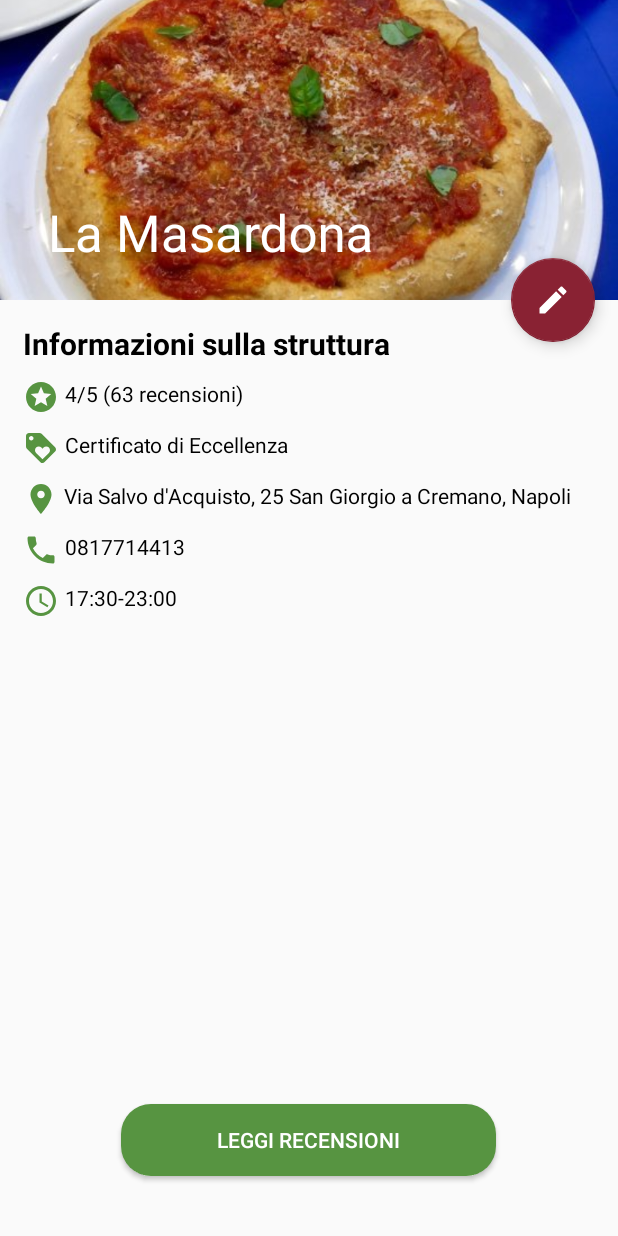
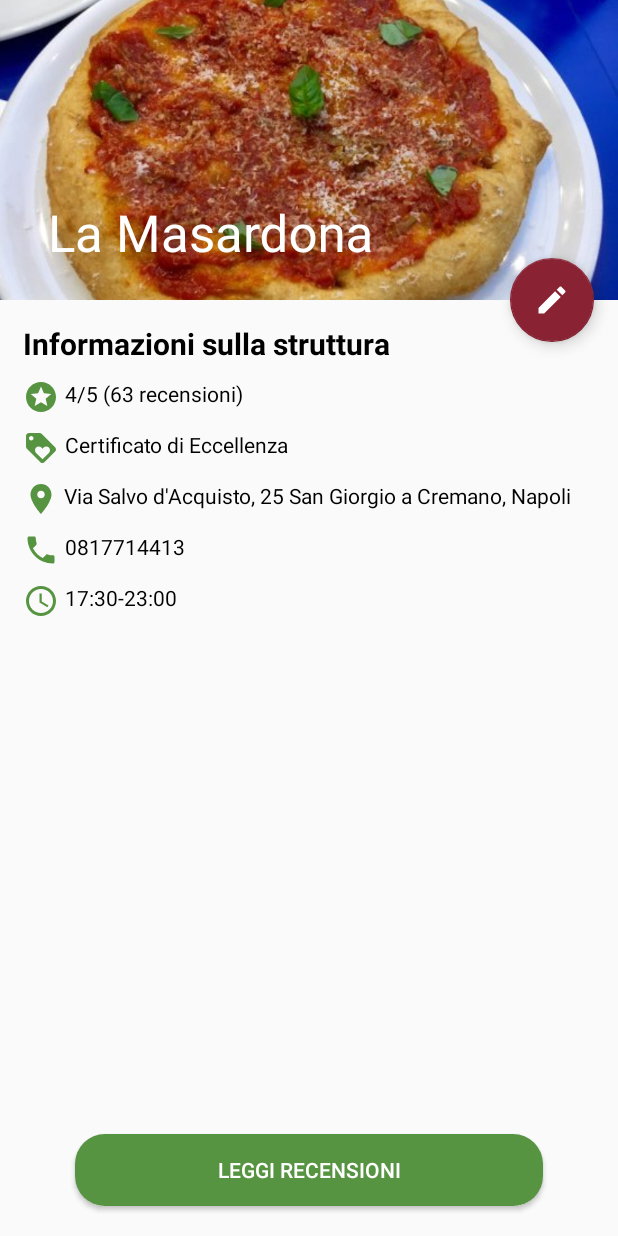
Before and after one commit to alessandroquirile/Vamos, an Android app: the OverviewActivity screen opened directly, with no data from a screen before it, on a phone screen of 412 x 824 dp. Run offline under Robolectric (Android 15) with nearby library versions, the phone set to English and light mode, and no system bars.

Commit message:
Fix interfacce

```diff
--- a/app/src/main/java/com/quiriletelese/troppadvisorproject/views/HomePageFragment.java
+++ b/app/src/main/java/com/quiriletelese/troppadvisorproject/views/HomePageFragment.java
@@ -47,19 +47,14 @@
                 startActivity(new Intent(getContext(), MapsActivity.class));
                 break;
             case R.id.filter_button_menu_home_page_activity:
-                Toast.makeText(getContext(), "Premuto Filtri", Toast.LENGTH_SHORT).show();
                 break;
             case R.id.radio_button_subitem_all:
-                Toast.makeText(getContext(), "Premuto Tutto", Toast.LENGTH_SHORT).show();
                 break;
             case R.id.radio_button_subitem_hotel:
-                Toast.makeText(getContext(), "Premuto Hotel", Toast.LENGTH_SHORT).show();
                 break;
             case R.id.radio_button_subitem_restaurant:
-                Toast.makeText(getContext(), "Premuto Ristoranti", Toast.LENGTH_SHORT).show();
                 break;
             case R.id.radio_button_subitem_attractions:
-                Toast.makeText(getContext(), "Premuto Attrazioni", Toast.LENGTH_SHORT).show();
                 break;
         }
         return super.onOptionsItemSelected(item);
--- a/app/src/main/java/com/quiriletelese/troppadvisorproject/views/OverviewActivity.java
+++ b/app/src/main/java/com/quiriletelese/troppadvisorproject/views/OverviewActivity.java
@@ -1,16 +1,40 @@
 package com.quiriletelese.troppadvisorproject.views;
 
+import android.content.Intent;
 import android.os.Bundle;
+import android.view.View;
 
 import androidx.appcompat.app.AppCompatActivity;
 
+import com.google.android.material.floatingactionbutton.FloatingActionButton;
 import com.quiriletelese.troppadvisorproject.R;
 
-public class OverviewActivity extends AppCompatActivity {
+public class OverviewActivity extends AppCompatActivity implements View.OnClickListener {
+    private FloatingActionButton floatingActionButtonWriteReview;
 
     @Override
     protected void onCreate(Bundle savedInstanceState) {
         super.onCreate(savedInstanceState);
         setContentView(R.layout.activity_overview);
+
+        initializeViewComponents();
+        setListenerOnViewComponents();
+    }
+
+    @Override
+    public void onClick(View view) {
+        switch (view.getId()) {
+            case R.id.floating_action_button_write_review:
+                startActivity(new Intent(getApplicationContext(), WriteReviewActivity.class));
+                break;
+        }
+    }
+
+    private void initializeViewComponents() {
+        floatingActionButtonWriteReview = findViewById(R.id.floating_action_button_write_review);
+    }
+
+    private void setListenerOnViewComponents() {
+        floatingActionButtonWriteReview.setOnClickListener(this);
     }
 }
--- a/app/src/main/res/layout/activity_overview.xml
+++ b/app/src/main/res/layout/activity_overview.xml
@@ -2,47 +2,50 @@
 <androidx.coordinatorlayout.widget.CoordinatorLayout xmlns:android="http://schemas.android.com/apk/res/android"
     xmlns:app="http://schemas.android.com/apk/res-auto"
     xmlns:tools="http://schemas.android.com/tools"
+    style="@style/AppTheme.NoActionBar"
     android:layout_width="match_parent"
     android:layout_height="match_parent"
-    tools:context=".views.OverviewActivity"
-    style="@style/AppTheme.NoActionBar" >
+    tools:context=".views.OverviewActivity">
 
     <com.google.android.material.appbar.AppBarLayout
         android:id="@+id/app_bar_layout"
         android:layout_width="match_parent"
         android:layout_height="wrap_content"
-        android:theme="@style/ThemeOverlay.AppCompat.Dark.ActionBar" >
+        android:theme="@style/ThemeOverlay.AppCompat.Dark.ActionBar">
 
         <com.google.android.material.appbar.CollapsingToolbarLayout
             android:layout_width="match_parent"
             android:layout_height="wrap_content"
+            app:contentScrim="@color/colorPrimaryDark"
             app:layout_scrollFlags="scroll|snap|exitUntilCollapsed"
-            app:contentScrim="@color/colorPrimaryDark"
             app:title="La Masardona">
 
             <ImageView
                 android:layout_width="match_parent"
                 android:layout_height="200dp"
-                android:src="@drawable/pizza"
-                android:scaleType="centerCrop" />
+                android:scaleType="centerCrop"
+                android:src="@drawable/pizza" />
 
             <androidx.appcompat.widget.Toolbar
                 android:layout_width="match_parent"
                 android:layout_height="?attr/actionBarSize"
                 app:popupTheme="@style/ThemeOverlay.AppCompat.Dark" />
 
-
         </com.google.android.material.appbar.CollapsingToolbarLayout>
 
     </com.google.android.material.appbar.AppBarLayout>
 
     <com.google.android.material.floatingactionbutton.FloatingActionButton
+        android:id="@+id/floating_action_button_write_review"
         android:layout_width="wrap_content"
         android:layout_height="wrap_content"
+        android:layout_marginEnd="16dp"
+        android:clickable="true"
+        android:focusable="true"
         android:src="@drawable/icon_edit_white"
         app:layout_anchor="@id/app_bar_layout"
         app:layout_anchorGravity="bottom|right|end"
-        android:layout_marginEnd="15dp"/>
+        app:rippleColor="@color/colorAccentDark" />
 
     <androidx.core.widget.NestedScrollView
         android:layout_width="match_parent"
@@ -72,7 +75,7 @@
                 android:drawablePadding="4dp"
                 android:text="4/5 (63 recensioni)"
                 android:textColor="@color/black"
-                tools:ignore="HardcodedText"  />
+                tools:ignore="HardcodedText" />
 
             <TextView
                 android:layout_width="match_parent"
@@ -81,8 +84,7 @@
                 android:drawableStart="@drawable/icon_loyalty_primary_color"
                 android:drawablePadding="4dp"
                 android:text="@string/certificato_di_eccellenza"
-                android:textColor="@color/black"
-                 />
+                android:textColor="@color/black" />
 
             <TextView
                 android:layout_width="match_parent"
@@ -92,7 +94,7 @@
                 android:drawablePadding="3dp"
                 android:text="Via Salvo d'Acquisto, 25 San Giorgio a Cremano, Napoli"
                 android:textColor="@color/black"
-                tools:ignore="HardcodedText"  />
+                tools:ignore="HardcodedText" />
 
             <TextView
                 android:layout_width="match_parent"
@@ -102,7 +104,7 @@
                 android:drawablePadding="4dp"
                 android:text="0817714413"
                 android:textColor="@color/black"
-                tools:ignore="HardcodedText"  />
+                tools:ignore="HardcodedText" />
 
             <TextView
                 android:layout_width="match_parent"
@@ -118,20 +120,21 @@
 
     </androidx.core.widget.NestedScrollView>
 
-
     <RelativeLayout
         android:layout_width="match_parent"
         android:layout_height="match_parent">
 
         <Button
-            android:layout_width="250dp"
+            android:layout_width="match_parent"
             android:layout_height="wrap_content"
-            android:text="@string/leggi_recensioni"
             android:layout_alignParentBottom="true"
             android:layout_centerHorizontal="true"
-            android:layout_marginBottom="40dp"
-            android:textColor="@android:color/white"
-            android:background="@drawable/background_see_reviews_button"/>
+            android:layout_marginStart="50dp"
+            android:layout_marginEnd="50dp"
+            android:layout_marginBottom="20dp"
+            android:background="@drawable/background_see_reviews_button"
+            android:text="@string/leggi_recensioni"
+            android:textColor="@android:color/white" />
 
     </RelativeLayout>
 
--- a/app/src/main/res/layout/activity_see_results_filter.xml
+++ b/app/src/main/res/layout/activity_see_results_filter.xml
@@ -135,8 +135,7 @@
         android:layout_alignParentBottom="true"
         android:layout_centerInParent="true"
         android:layout_gravity="center_horizontal"
-        android:layout_marginTop="5dp"
-        android:layout_marginBottom="16dp"
+        android:layout_marginBottom="20dp"
         android:background="@drawable/background_see_results_button"
         android:drawableStart="@drawable/icon_search_white"
         android:paddingStart="10dp"
--- a/app/src/main/res/layout/fragment_profile.xml
+++ b/app/src/main/res/layout/fragment_profile.xml
@@ -28,6 +28,7 @@
                     android:layout_height="wrap_content"
                     android:imeOptions="actionNext"
                     android:inputType="text"
+                    android:enabled="false"
                     android:maxLines="1" />
 
             </com.google.android.material.textfield.TextInputLayout>
@@ -44,6 +45,7 @@
                     android:layout_height="wrap_content"
                     android:imeOptions="actionNext"
                     android:inputType="text"
+                    android:enabled="false"
                     android:maxLines="1" />
 
             </com.google.android.material.textfield.TextInputLayout>
@@ -61,6 +63,7 @@
                     android:layout_width="match_parent"
                     android:layout_height="wrap_content"
                     android:imeOptions="actionDone"
+                    android:enabled="false"
                     android:inputType="textPassword"
                     android:maxLines="1" />
 
@@ -80,6 +83,7 @@
                     android:layout_height="wrap_content"
                     android:imeOptions="actionNext"
                     android:inputType="text"
+                    android:enabled="false"
                     android:maxLines="1" />
 
             </com.google.android.material.textfield.TextInputLayout>
--- a/app/src/main/res/values/strings.xml
+++ b/app/src/main/res/values/strings.xml
@@ -57,4 +57,5 @@
     <string name="informazioni_sulla_struttura">Informazioni sulla struttura</string>
     <string name="leggi_recensioni">Leggi Recensioni</string>
     <string name="certificato_di_eccellenza">Certificato di Eccellenza</string>
+    <string name="nessuna_stella_selezionata">Nessuna stella selezionata</string>
 </resources>
--- a/app/src/main/res/values/styles.xml
+++ b/app/src/main/res/values/styles.xml
@@ -33,10 +33,4 @@
         <item name="colorControlActivated">@color/duskYellow</item>
     </style>
 
-    <style name="OverView" parent="Theme.AppCompat.Light.NoActionBar">
-        <item name="colorPrimary">@color/colorPrimary</item>
-        <item name="colorPrimaryDark">@color/colorPrimaryDark</item>
-        <item name="colorAccent">@color/colorAccent</item>
-    </style>
-
 </resources>
```
Also changed, not shown: app/src/main/AndroidManifest.xml (+4 -5 lines), app/src/main/java/com/quiriletelese/troppadvisorproject/views/SearchActivity.java (+20 -21 lines), app/src/main/res/layout/activity_write_review.xml (+12 -14 lines), 1 other file.
